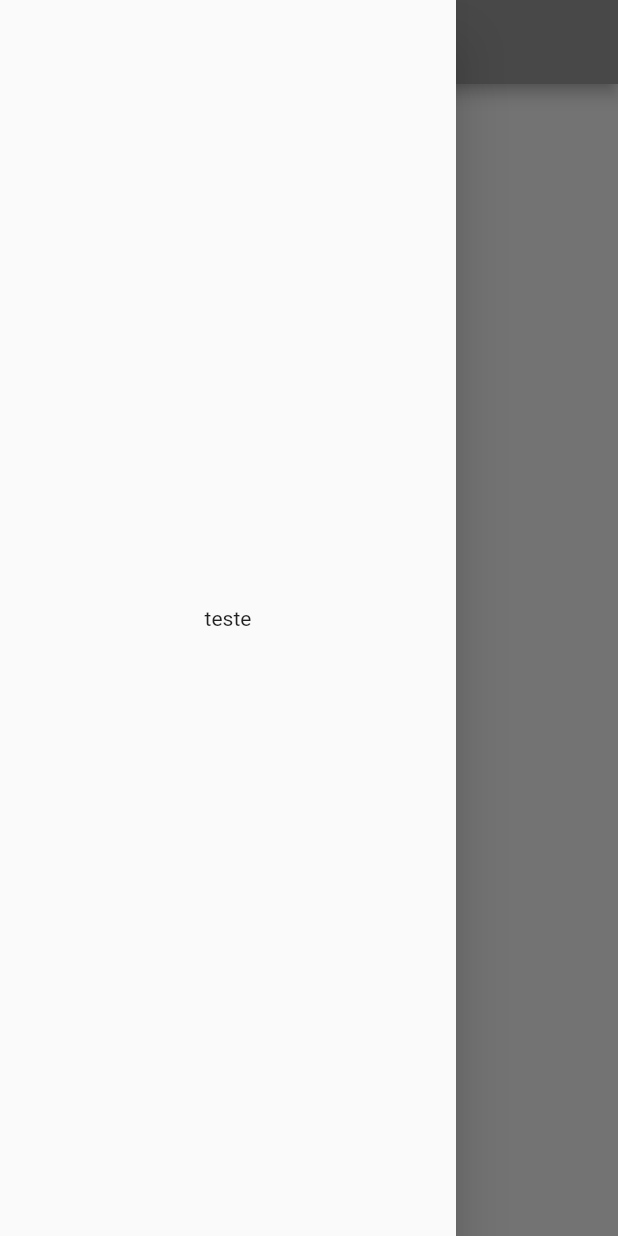
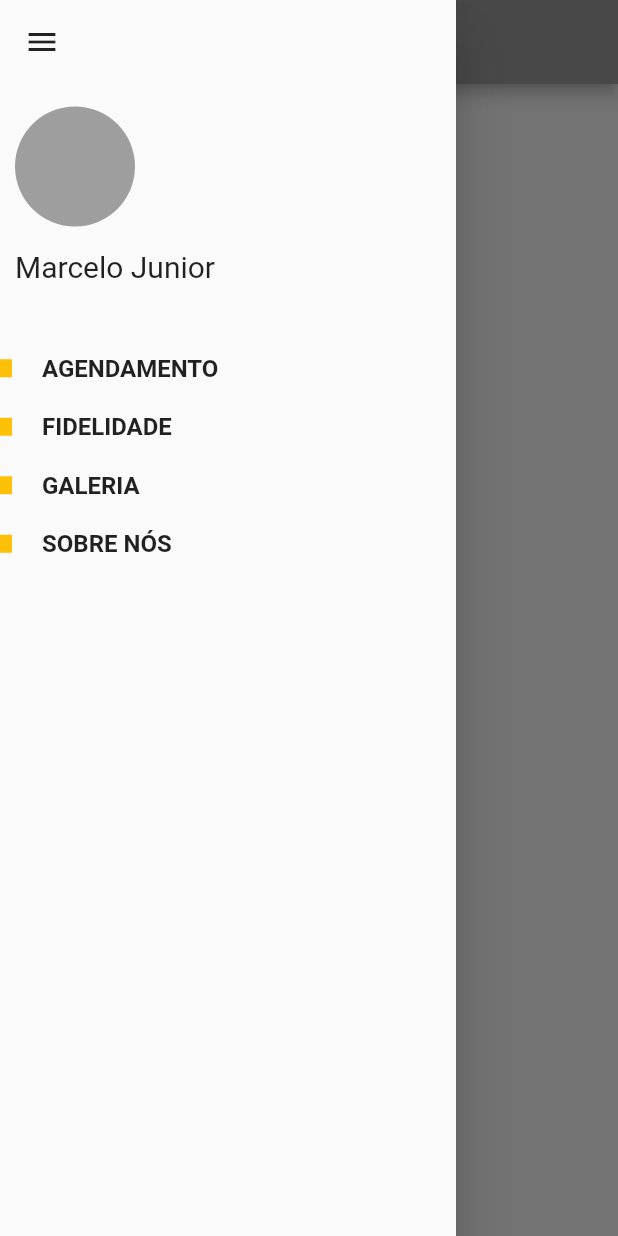
Before and after one commit to marcelohpjunior/barber_shop_app, a Flutter app: the Home screen opened directly, with the side drawer open, on a phone screen of 412 x 824 dp. Run offline on Flutter 3.47's test engine with Material 2 defaults, Android fonts, the phone set to English and light mode, and no system bars; our stand-ins replace flutter_icons.

Commit message:
Add Drawer

```diff
--- /dev/null
+++ b/lib/home.dart
@@ -0,0 +1,32 @@
+import 'package:barber_shop_app/pages/agendamento.dart';
+import 'package:barber_shop_app/widgets/bs_drawer.dart';
+import 'package:flutter/material.dart';
+
+class Home extends StatefulWidget {
+  @override
+  _HomeState createState() => _HomeState();
+}
+
+class _HomeState extends State<Home> {
+  @override
+  Widget build(BuildContext context) {
+    return Scaffold(
+      appBar: AppBar(
+        title: Image.asset(
+          "images/logo.png",
+          scale: 30,
+        ),
+        centerTitle: true,
+      ),
+      drawer: BsDrawer(),
+      body: Center(
+        child: RaisedButton(
+            child: Text("Agendamento"),
+            onPressed: () {
+              Navigator.push(context,
+                  MaterialPageRoute(builder: (context) => AgendamentoPage()));
+            }),
+      ),
+    );
+  }
+}
--- a/lib/main.dart
+++ b/lib/main.dart
@@ -1,5 +1,4 @@
 import 'package:barber_shop_app/login.dart';
-import 'package:barber_shop_app/pages/agendamento.dart';
 import 'package:flutter/material.dart';
 
 void main() => runApp(BarberShopApp());
@@ -18,38 +17,3 @@ class BarberShopApp extends StatelessWidget {
     );
   }
 }
-
-class Home extends StatefulWidget {
-  @override
-  _HomeState createState() => _HomeState();
-}
-
-class _HomeState extends State<Home> {
-  @override
-  Widget build(BuildContext context) {
-    return Scaffold(
-      appBar: AppBar(
-        title: Image.asset(
-          "images/logo.png",
-          scale: 30,
-        ),
-        centerTitle: true,
-      ),
-      drawer: SafeArea(
-        child: Drawer(
-          child: Center(
-            child: Text("teste"),
-          ),
-        ),
-      ),
-      body: Center(
-        child: RaisedButton(
-            child: Text("Agendamento"),
-            onPressed: () {
-              Navigator.push(context,
-                  MaterialPageRoute(builder: (context) => AgendamentoPage()));
-            }),
-      ),
-    );
-  }
-}
--- a/lib/widgets/bs_drawer.dart
+++ b/lib/widgets/bs_drawer.dart
@@ -0,0 +1,87 @@
+import 'package:flutter/material.dart';
+
+class BsDrawer extends StatelessWidget {
+  _drawerTile(String text) {
+    return Material(
+      child: InkWell(
+        child: Container(
+          margin: EdgeInsets.only(bottom: 20, right: 100),
+          child: Row(
+            crossAxisAlignment: CrossAxisAlignment.center,
+            children: <Widget>[
+              Padding(
+                padding: const EdgeInsets.only(right: 20),
+                child: SizedBox(
+                  height: 12,
+                  width: 8,
+                  child: Container(
+                    color: Colors.amber,
+                  ),
+                ),
+              ),
+              Text(
+                text,
+                style: TextStyle(fontSize: 16, fontWeight: FontWeight.bold),
+              ),
+            ],
+          ),
+        ),
+      ),
+    );
+  }
+
+  @override
+  Widget build(BuildContext context) {
+    return SafeArea(
+      child: Drawer(
+        child: ListView(
+          children: <Widget>[
+            Column(
+              crossAxisAlignment: CrossAxisAlignment.start,
+              children: <Widget>[
+                Padding(
+                  padding: const EdgeInsets.only(top: 4, left: 4),
+                  child: IconButton(
+                    icon: Icon(Icons.menu),
+                    onPressed: () => Navigator.pop(context),
+                  ),
+                ),
+              ],
+            ),
+            Container(
+              height: 150,
+              //color: Colors.green,
+              margin: EdgeInsets.only(left: 4, top: 4),
+              child: Column(
+                crossAxisAlignment: CrossAxisAlignment.start,
+                children: <Widget>[
+                  Padding(
+                    padding: const EdgeInsets.only(top: 15, left: 6),
+                    child: CircleAvatar(
+                      backgroundColor: Colors.grey,
+                      radius: 40,
+                    ),
+                  ),
+                  Padding(
+                    padding: const EdgeInsets.only(top: 15, left: 6),
+                    child: Text(
+                      "Marcelo Junior",
+                      style: TextStyle(fontSize: 20),
+                    ),
+                  ),
+                ],
+              ),
+            ),
+            SizedBox(
+              height: 30,
+            ),
+            _drawerTile("AGENDAMENTO"),
+            _drawerTile("FIDELIDADE"),
+            _drawerTile("GALERIA"),
+            _drawerTile("SOBRE NÓS"),
+          ],
+        ),
+      ),
+    );
+  }
+}
```
Also changed, not shown: lib/login.dart (+57 -29 lines), lib/pages/agendamento.dart (+2 -7 lines), lib/pages/confirmar-agenda.dart (+3 -7 lines).
